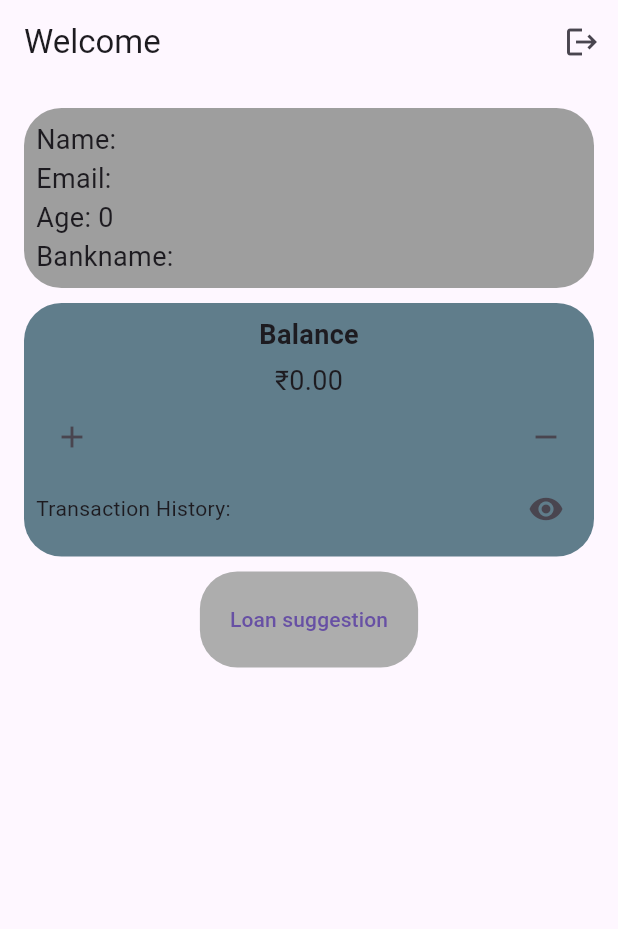
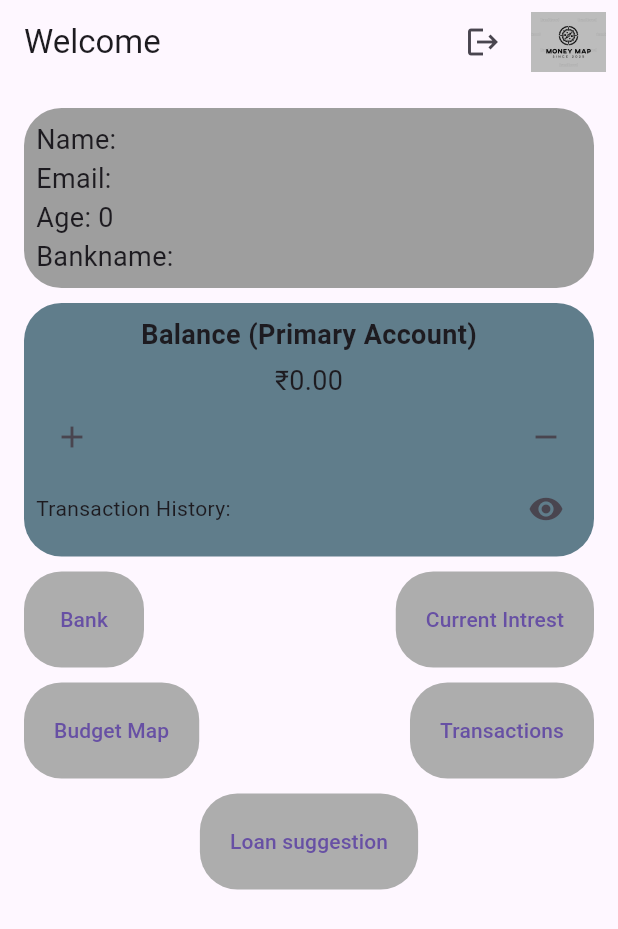
Before and after one commit to afthabroshan/moneyapp, a Flutter app: the HomePage screen opened directly with empty values, on a phone screen of 412 x 824 dp. Shown: the top 929 px of the screen. Run offline on Flutter 3.47's test engine with Material 3 defaults, Android fonts, the light colour scheme and no system bars; our stand-ins replace sqflite; accounts and stored records are empty.

Commit message:
implemented ui changes

```diff
--- a/finaceapp/lib/homepage.dart
+++ b/finaceapp/lib/homepage.dart
@@ -1,5 +1,8 @@
+import 'package:financeapp/bankpage.dart';
 import 'package:financeapp/db_helper.dart';
+import 'package:financeapp/intrestPage.dart';
 import 'package:financeapp/loginpage.dart';
+import 'package:financeapp/transaction.dart';
 import 'package:flutter/material.dart';
 import 'usermodel.dart';
 
@@ -13,6 +16,35 @@ class HomePage extends StatefulWidget {
 }
 
 class _HomePageState extends State<HomePage> {
+  Map<String, double> userAccountbalance = {
+    "HDFC Bank": 50000.0,
+    "SBI Bank": 75000.0,
+  };
+
+  Map<String, List<Map<String, String>>> userAccounts = {
+    "HDFC Bank": [
+      {
+        "type": "Deposit",
+        "amount": "5000",
+        "date": "2025-03-01",
+        "status": "Completed"
+      },
+      {
+        "type": "Withdrawal",
+        "amount": "1000",
+        "date": "2025-02-28",
+        "status": "Completed"
+      },
+    ],
+    "SBI Bank": [
+      {
+        "type": "Deposit",
+        "amount": "7000",
+        "date": "2025-03-02",
+        "status": "Completed"
+      },
+    ],
+  };
   double balance = 0;
   List<String> transactionHistory = [];
   @override
@@ -142,6 +174,15 @@ class _HomePageState extends State<HomePage> {
               Navigator.pushReplacement(context,
                   MaterialPageRoute(builder: (context) => LoginPage()));
             },
+          ),
+
+          // circle
+          IconButton(
+            onPressed: () {},
+            icon: Image.asset(
+              'assets/money_logo.jpg',
+              //  width: 24, height: 24
+            ),
           )
         ],
       ),
@@ -182,7 +223,7 @@ class _HomePageState extends State<HomePage> {
                 padding: const EdgeInsets.all(8.0),
                 child: Column(
                   children: [
-                    Text("Balance",
+                    Text("Balance (Primary Account)",
                         style: TextStyle(
                             fontSize: 18, fontWeight: FontWeight.bold)),
                     SizedBox(height: 5),
@@ -219,6 +260,98 @@ class _HomePageState extends State<HomePage> {
               ),
             ),
             SizedBox(height: 10),
+            Row(
+              mainAxisAlignment: MainAxisAlignment.spaceBetween,
+              children: [
+                Container(
+                    decoration: BoxDecoration(
+                        color: const Color.fromARGB(255, 173, 173, 173),
+                        shape: BoxShape.rectangle,
+                        borderRadius: BorderRadius.all(Radius.circular(25))),
+                    child: Padding(
+                      padding: const EdgeInsets.all(8.0),
+                      child: Column(
+                        children: [
+                          TextButton(
+                              onPressed: () {
+                                Navigator.push(
+                                  context,
+                                  MaterialPageRoute(
+                                      builder: (context) => BankListPage()),
+                                );
+                              },
+                              child: Text("Bank")),
+                        ],
+                      ),
+                    )),
+                Container(
+                    decoration: BoxDecoration(
+                        color: const Color.fromARGB(255, 173, 173, 173),
+                        shape: BoxShape.rectangle,
+                        borderRadius: BorderRadius.all(Radius.circular(25))),
+                    child: Padding(
+                      padding: const EdgeInsets.all(8.0),
+                      child: Column(
+                        children: [
+                          TextButton(
+                              onPressed: () {
+                                Navigator.push(
+                                  context,
+                                  MaterialPageRoute(
+                                    builder: (context) => InterestPage(
+                                        accounts: userAccountbalance),
+                                  ),
+                                );
+                              },
+                              child: Text("Current Intrest")),
+                        ],
+                      ),
+                    )),
+              ],
+            ),
+            SizedBox(height: 10),
+            Row(
+              mainAxisAlignment: MainAxisAlignment.spaceBetween,
+              children: [
+                Container(
+                    decoration: BoxDecoration(
+                        color: const Color.fromARGB(255, 173, 173, 173),
+                        shape: BoxShape.rectangle,
+                        borderRadius: BorderRadius.all(Radius.circular(25))),
+                    child: Padding(
+                      padding: const EdgeInsets.all(8.0),
+                      child: Column(
+                        children: [
+                          TextButton(
+                              onPressed: () {}, child: Text("Budget Map")),
+                        ],
+                      ),
+                    )),
+                Container(
+                    decoration: BoxDecoration(
+                        color: const Color.fromARGB(255, 173, 173, 173),
+                        shape: BoxShape.rectangle,
+                        borderRadius: BorderRadius.all(Radius.circular(25))),
+                    child: Padding(
+                      padding: const EdgeInsets.all(8.0),
+                      child: Column(
+                        children: [
+                          TextButton(
+                              onPressed: () {
+                                Navigator.push(
+                                  context,
+                                  MaterialPageRoute(
+                                      builder: (context) => TransactionsPage(
+                                          accounts: userAccounts)),
+                                );
+                              },
+                              child: Text("Transactions")),
+                        ],
+                      ),
+                    )),
+              ],
+            ),
+            SizedBox(height: 10),
             Container(
               decoration: BoxDecoration(
                   color: const Color.fromARGB(255, 173, 173, 173),
@@ -234,7 +367,7 @@ class _HomePageState extends State<HomePage> {
                   ],
                 ),
               ),
-            )
+            ),
           ],
         ),
       ),
--- /dev/null
+++ b/finaceapp/lib/transview.dart
@@ -0,0 +1,29 @@
+import 'package:flutter/material.dart';
+
+class BankTransactionsPage extends StatelessWidget {
+  final String bankName;
+  final List<Map<String, String>> transactions;
+
+  BankTransactionsPage({required this.bankName, required this.transactions});
+
+  @override
+  Widget build(BuildContext context) {
+    return Scaffold(
+      appBar: AppBar(title: Text("$bankName Transactions")),
+      body: transactions.isEmpty
+          ? Center(child: Text("No transactions available."))
+          : ListView.builder(
+              itemCount: transactions.length,
+              itemBuilder: (context, index) {
+                final transaction = transactions[index];
+                return ListTile(
+                  title: Text(
+                      "${transaction['type']} - ₹${transaction['amount']}"),
+                  subtitle: Text("Date: ${transaction['date']}"),
+                  trailing: Text(transaction['status'] ?? "Pending"),
+                );
+              },
+            ),
+    );
+  }
+}
--- a/finaceapp/pubspec.yaml
+++ b/finaceapp/pubspec.yaml
@@ -64,8 +64,8 @@ flutter:
   uses-material-design: true
 
   # To add assets to your application, add an assets section, like this:
-  # assets:
-  #   - images/a_dot_burr.jpeg
+  assets:
+    - assets/money_logo.jpg
   #   - images/a_dot_ham.jpeg
 
   # An image asset can refer to one or more resolution-specific "variants", see
```
Also changed, not shown: finaceapp/lib/AddAccount.dart (added, +89 -0 lines), finaceapp/lib/bankpage.dart (added, +120 -0 lines), finaceapp/lib/createExisitng.dart (added, +73 -0 lines), finaceapp/lib/intrestPage.dart (added, +43 -0 lines), finaceapp/lib/transaction.dart (added, +35 -0 lines), finaceapp/assets/money_logo.jpg (added).
